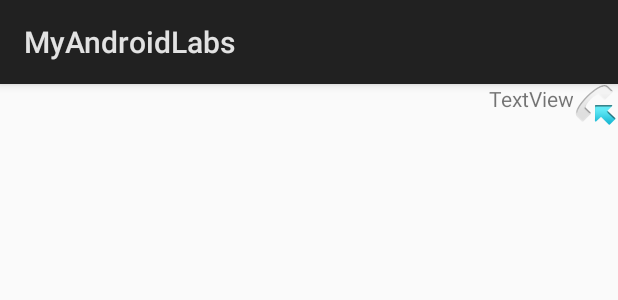
After one commit to michael-haoliu/androidLabs, an Android app: the layout chat_row_incoming.xml on its own in the app's theme, with its tools: preview values and no code run, on a phone screen of 412 x 824 dp. The commit adds this screen. Shown: the top 300 px of the screen. Run offline under Robolectric (Android 15) with nearby library versions, the phone set to English and light mode, and no system bars.

Commit message:
Lab 5 created

```diff
--- a/app/build.gradle
+++ b/app/build.gradle
@@ -2,7 +2,7 @@ apply plugin: 'com.android.application'
 
 android {
     compileSdkVersion 25
-    buildToolsVersion "25.0.3"
+    buildToolsVersion '26.0.2'
     defaultConfig {
         applicationId "com.example.hliu.myandroidlabs"
         minSdkVersion 22
--- /dev/null
+++ b/app/src/main/res/layout/chat_row_incoming.xml
@@ -0,0 +1,23 @@
+<?xml version="1.0" encoding="utf-8"?>
+<LinearLayout xmlns:android="http://schemas.android.com/apk/res/android"
+    android:layout_width="match_parent"
+    android:layout_height="match_parent"
+    android:orientation="horizontal">
+
+
+    <TextView
+        android:id="@+id/message_text"
+        android:layout_width="wrap_content"
+        android:layout_height="wrap_content"
+        android:layout_weight="1.01"
+        android:gravity="right"
+        android:text="TextView" />
+
+    <ImageView
+        android:id="@+id/imageView2"
+        android:layout_width="wrap_content"
+        android:layout_height="wrap_content"
+        android:src="@android:drawable/sym_call_incoming" />
+
+
+</LinearLayout>
--- a/app/src/main/res/values/strings.xml
+++ b/app/src/main/res/values/strings.xml
@@ -13,4 +13,6 @@
     <string name="dialog_title">Dialog Title</string>
     <string name="ok">Confirm</string>
     <string name="cancel">Cancel</string>
+    <string name="button_startChat">Start Chat</string>
+    <string name="button_sendChat">Send</string>
 </resources>
--- a/build.gradle
+++ b/build.gradle
@@ -5,7 +5,7 @@ buildscript {
         jcenter()
     }
     dependencies {
-        classpath 'com.android.tools.build:gradle:2.3.3'
+        classpath 'com.android.tools.build:gradle:3.0.0'
 
         // NOTE: Do not place your application dependencies here; they belong
         // in the individual module build.gradle files
```
Also changed, not shown: app/src/main/AndroidManifest.xml (+3 -12 lines), app/src/main/java/com/example/hliu/myandroidlabs/ChatWindowActivity.java (added, +92 -0 lines), app/src/main/java/com/example/hliu/myandroidlabs/StartActivity.java (+12 -0 lines), app/src/main/res/layout/activity_chat_window.xml (added, +41 -0 lines), app/src/main/res/layout/activity_start.xml (+13 -0 lines), app/src/main/res/layout/chat_row_outgoing.xml (added, +23 -0 lines), gradle/wrapper/gradle-wrapper.properties.
